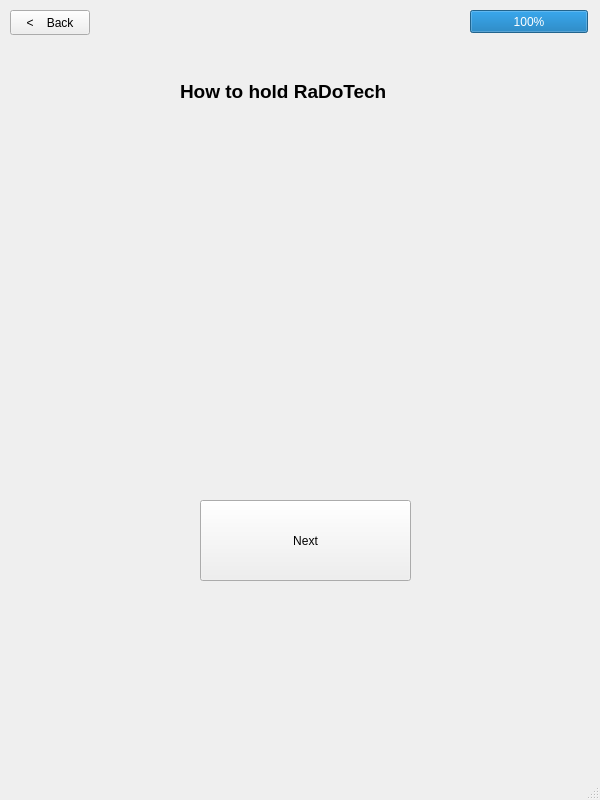
JowiAoun/COMP3004-Final-Project, file MainWindow.ui: the form before one commit.
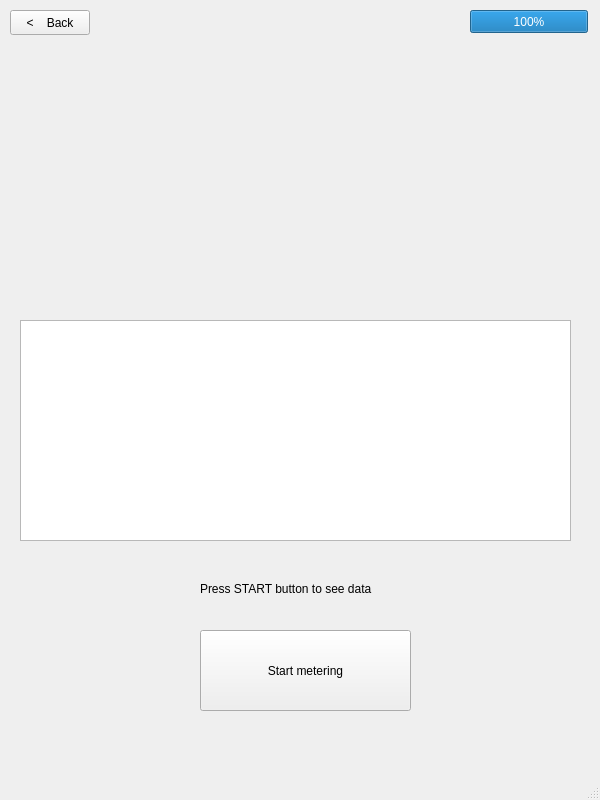
The form after the commit. Custom widgets are drawn as their Qt base class.

Commit message: feat(ui): create metering page

```diff
--- a/MainWindow.ui
+++ b/MainWindow.ui
@@ -30,7 +30,7 @@
      </font>
     </property>
     <property name="currentIndex">
-     <number>5</number>
+     <number>7</number>
     </property>
     <widget class="QWidget" name="page0">
      <widget class="QLabel" name="label_6">
@@ -489,6 +489,69 @@
       </property>
      </widget>
     </widget>
+    <widget class="QWidget" name="page7">
+     <widget class="QLabel" name="labelStartMetering">
+      <property name="enabled">
+       <bool>true</bool>
+      </property>
+      <property name="geometry">
+       <rect>
+        <x>200</x>
+        <y>540</y>
+        <width>203</width>
+        <height>17</height>
+       </rect>
+      </property>
+      <property name="autoFillBackground">
+       <bool>false</bool>
+      </property>
+      <property name="text">
+       <string>Press START button to see data</string>
+      </property>
+     </widget>
+     <widget class="QPushButton" name="btnMetering">
+      <property name="geometry">
+       <rect>
+        <x>200</x>
+        <y>590</y>
+        <width>211</width>
+        <height>81</height>
+       </rect>
+      </property>
+      <property name="text">
+       <string>Start metering</string>
+      </property>
+     </widget>
+     <widget class="QChartView" name="metricsGraph_2">
+      <property name="geometry">
+       <rect>
+        <x>20</x>
+        <y>280</y>
+        <width>551</width>
+        <height>221</height>
+       </rect>
+      </property>
+     </widget>
+     <widget class="QLabel" name="imageBodyPoint">
+      <property name="geometry">
+       <rect>
+        <x>170</x>
+        <y>20</y>
+        <width>250</width>
+        <height>250</height>
+       </rect>
+      </property>
+      <property name="maximumSize">
+       <size>
+        <width>250</width>
+        <height>250</height>
+       </size>
+      </property>
+      <property name="text">
+       <string/>
+      </property>
+     </widget>
+    </widget>
    </widget>
    <widget class="QProgressBar" name="battery">
     <property name="geometry">
```
The commit also changes 1 other file.
